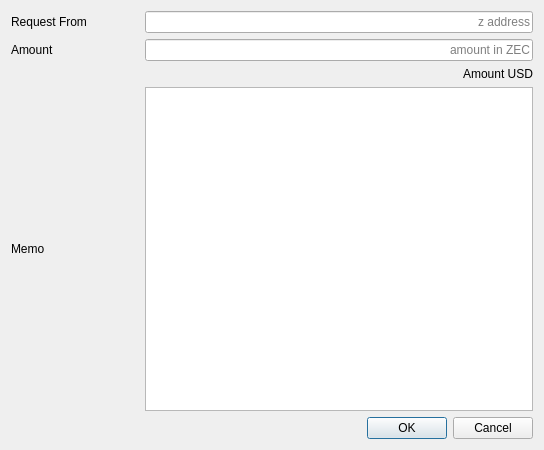
First picture: the form in src/requestdialog.ui, repository z-bitcoinz/BitcoinZ_Blue, before the edit.
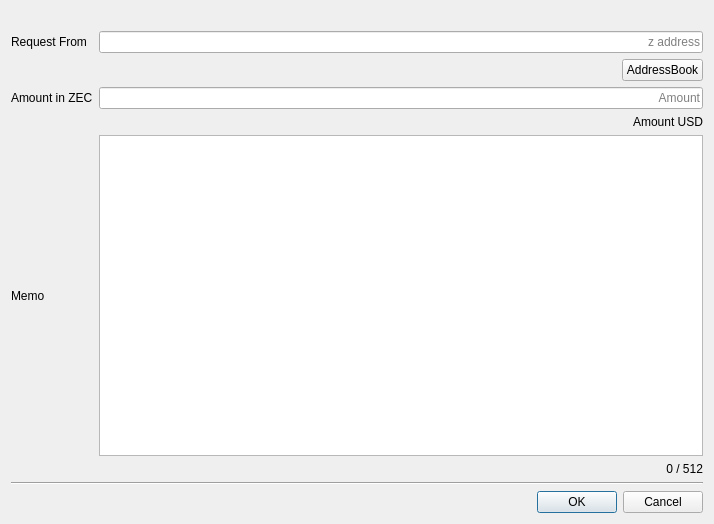
Second picture: the form after the edit. Custom widgets are drawn as their Qt base class.

Commit message: Requst payment dialog

```diff
--- a/src/requestdialog.ui
+++ b/src/requestdialog.ui
@@ -6,45 +6,92 @@
    <rect>
     <x>0</x>
     <y>0</y>
-    <width>544</width>
-    <height>450</height>
+    <width>714</width>
+    <height>524</height>
    </rect>
   </property>
   <property name="windowTitle">
    <string>Dialog</string>
   </property>
   <layout class="QGridLayout" name="gridLayout">
-   <item row="1" column="1" colspan="3">
+   <item row="8" column="1" colspan="3">
+    <widget class="MemoEdit" name="txtMemo"/>
+   </item>
+   <item row="5" column="1" colspan="3">
     <widget class="QLineEdit" name="txtAmount">
      <property name="alignment">
       <set>Qt::AlignRight|Qt::AlignTrailing|Qt::AlignVCenter</set>
      </property>
      <property name="placeholderText">
-      <string>amount in ZEC</string>
-     </property>
-    </widget>
-   </item>
-   <item row="2" column="1" colspan="3">
-    <widget class="QLabel" name="txtAmountUSD">
-     <property name="text">
-      <string>Amount USD</string>
-     </property>
-     <property name="alignment">
-      <set>Qt::AlignRight|Qt::AlignTrailing|Qt::AlignVCenter</set>
-     </property>
-    </widget>
-   </item>
-   <item row="1" column="0">
-    <widget class="QLabel" name="label_2">
-     <property name="text">
       <string>Amount</string>
      </property>
     </widget>
    </item>
-   <item row="3" column="1" colspan="3">
-    <widget class="QTextEdit" name="txtMemo"/>
+   <item row="0" column="2" colspan="2">
+    <widget class="QLabel" name="lblSaplingWarning">
+     <property name="styleSheet">
+      <string notr="true">color: red;</string>
+     </property>
+     <property name="text">
+      <string/>
+     </property>
+     <property name="alignment">
+      <set>Qt::AlignRight|Qt::AlignTrailing|Qt::AlignVCenter</set>
+     </property>
+    </widget>
    </item>
-   <item row="0" column="1" colspan="3">
+   <item row="11" column="2" colspan="2">
+    <widget class="QDialogButtonBox" name="buttonBox">
+     <property name="orientation">
+      <enum>Qt::Horizontal</enum>
+     </property>
+     <property name="standardButtons">
+      <set>QDialogButtonBox::Cancel|QDialogButtonBox::Ok</set>
+     </property>
+    </widget>
+   </item>
+   <item row="9" column="2" colspan="2">
+    <widget class="QLabel" name="lblMemoLen">
+     <property name="text">
+      <string notr="true">0 / 512</string>
+     </property>
+     <property name="alignment">
+      <set>Qt::AlignRight|Qt::AlignTrailing|Qt::AlignVCenter</set>
+     </property>
+    </widget>
+   </item>
+   <item row="8" column="0">
+    <widget class="QLabel" name="label_3">
+     <property name="text">
+      <string>Memo</string>
+     </property>
+    </widget>
+   </item>
+   <item row="3" column="3">
+    <layout class="QHBoxLayout" name="horizontalLayout">
+     <item>
+      <spacer name="horizontalSpacer">
+       <property name="orientation">
+        <enum>Qt::Horizontal</enum>
+       </property>
+       <property name="sizeHint" stdset="0">
+        <size>
+         <width>40</width>
+         <height>20</height>
+        </size>
+       </property>
+      </spacer>
+     </item>
+     <item>
+      <widget class="QPushButton" name="btnAddressBook">
+       <property name="text">
+        <string>AddressBook</string>
+       </property>
+      </widget>
+     </item>
+    </layout>
+   </item>
+   <item row="1" column="1" colspan="3">
     <widget class="QLineEdit" name="txtFrom">
      <property name="sizePolicy">
       <sizepolicy hsizetype="Minimum" vsizetype="Fixed">
@@ -60,32 +107,46 @@
      </property>
     </widget>
    </item>
-   <item row="3" column="0">
-    <widget class="QLabel" name="label_3">
-     <property name="text">
-      <string>Memo</string>
-     </property>
-    </widget>
-   </item>
-   <item row="0" column="0">
+   <item row="1" column="0">
     <widget class="QLabel" name="label">
      <property name="text">
       <string>Request From</string>
      </property>
     </widget>
    </item>
-   <item row="4" column="2" colspan="2">
-    <widget class="QDialogButtonBox" name="buttonBox">
+   <item row="6" column="1" colspan="3">
+    <widget class="QLabel" name="txtAmountUSD">
+     <property name="text">
+      <string>Amount USD</string>
+     </property>
+     <property name="alignment">
+      <set>Qt::AlignRight|Qt::AlignTrailing|Qt::AlignVCenter</set>
+     </property>
+    </widget>
+   </item>
+   <item row="5" column="0">
+    <widget class="QLabel" name="label_2">
+     <property name="text">
+      <string>Amount in ZEC</string>
+     </property>
+    </widget>
+   </item>
+   <item row="10" column="0" colspan="4">
+    <widget class="Line" name="line">
      <property name="orientation">
       <enum>Qt::Horizontal</enum>
      </property>
-     <property name="standardButtons">
-      <set>QDialogButtonBox::Cancel|QDialogButtonBox::Ok</set>
-     </property>
     </widget>
    </item>
   </layout>
  </widget>
+ <customwidgets>
+  <customwidget>
+   <class>MemoEdit</class>
+   <extends>QPlainTextEdit</extends>
+   <header>memoedit.h</header>
+  </customwidget>
+ </customwidgets>
  <resources/>
  <connections>
   <connection>
```
The commit also changes 8 other files.
